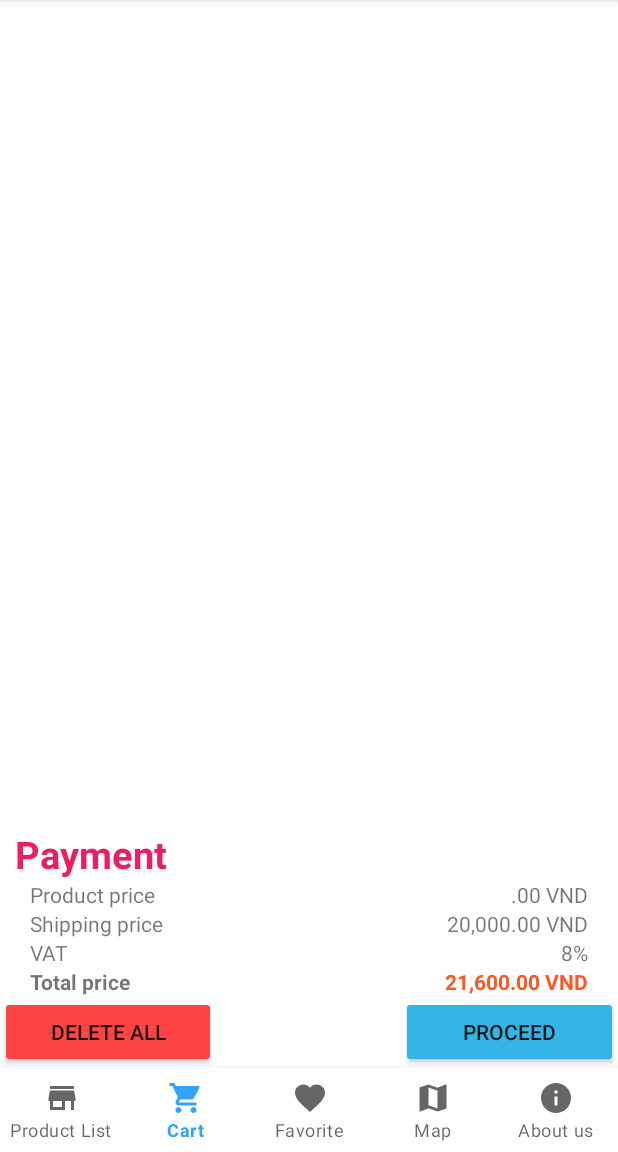
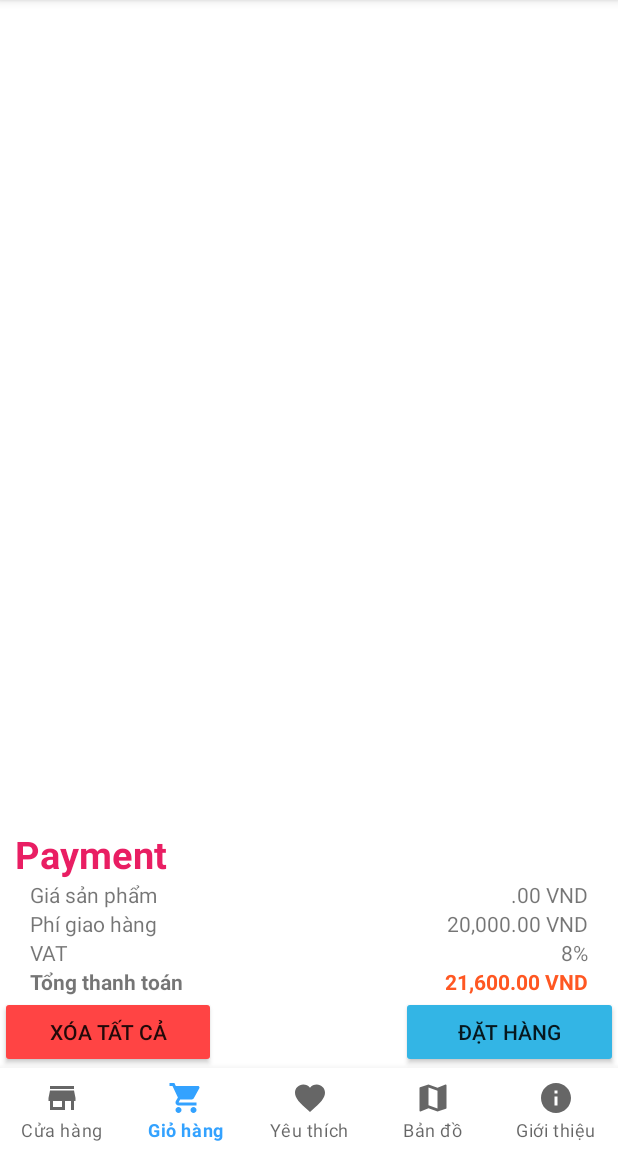
Before and after one commit to mekanican/MiniShopping, an Android app: the screen it shows after launch (MainActivity), item 2 of the bottom bar chosen, on a phone screen of 412 x 824 dp, the part 84-1236 px from its top. Run offline under Robolectric (Android 15) with nearby library versions, the phone set to English and light mode, and no system bars; 1 statement that could not run was skipped.

Commit message:
translate to Vietnamse

```diff
--- a/app/src/main/res/layout/fragment_cart.xml
+++ b/app/src/main/res/layout/fragment_cart.xml
@@ -49,7 +49,7 @@
                     android:layout_width="0dp"
                     android:layout_height="wrap_content"
                     android:layout_weight="0.5"
-                    android:text="Product price"
+                    android:text="Giá sản phẩm"
                     android:paddingLeft="20dp" />
 
                 <TextView
@@ -72,7 +72,7 @@
                     android:layout_width="0dp"
                     android:layout_height="wrap_content"
                     android:layout_weight="0.5"
-                    android:text="Shipping price"
+                    android:text="Phí giao hàng"
                     android:paddingLeft="20dp" />
 
                 <TextView
@@ -118,7 +118,7 @@
                     android:layout_height="wrap_content"
                     android:layout_weight="0.5"
                     android:paddingLeft="20dp"
-                    android:text="Total price"
+                    android:text="Tổng thanh toán"
                     android:textStyle="bold" />
 
                 <TextView
@@ -150,7 +150,7 @@
             android:layout_width="0dp"
             android:layout_height="wrap_content"
             android:layout_weight="0.35"
-            android:text="Delete all"
+            android:text="Xóa tất cả"
             android:id="@+id/delete_"
             android:backgroundTint="@android:color/holo_red_light" />
 
@@ -163,7 +163,7 @@
             android:layout_width="0dp"
             android:layout_height="wrap_content"
             android:layout_weight="0.35"
-            android:text="Proceed"
+            android:text="Đặt hàng"
             android:id="@+id/proceed_"
             android:backgroundTint="@android:color/holo_blue_light" />
     </LinearLayout>
--- a/app/src/main/res/menu/bottom_navigation_menu.xml
+++ b/app/src/main/res/menu/bottom_navigation_menu.xml
@@ -4,25 +4,25 @@
         android:id="@+id/home"
         android:enabled="true"
         android:icon="@drawable/store_icon"
-        android:title="Product List" />
+        android:title="Cửa hàng" />
     <item
         android:id="@+id/cart"
         android:enabled="true"
         android:icon="@drawable/shopping_cart_icon"
-        android:title="Cart" />
+        android:title="Giỏ hàng" />
     <item
         android:id="@+id/favorite"
         android:enabled="true"
         android:icon="@drawable/favorite_icon"
-        android:title="Favorite"/>
+        android:title="Yêu thích"/>
     <item
         android:id="@+id/map"
         android:enabled="true"
         android:icon="@drawable/map_icon"
-        android:title="Map" />
+        android:title="Bản đồ" />
     <item
         android:id="@+id/about"
         android:enabled="true"
         android:icon="@drawable/info_icon"
-        android:title="About us" />
+        android:title="Giới thiệu" />
 </menu>
```
Also changed, not shown: app/src/main/java/com/nlh/minishoping/FavoriteList.java (deleted, +0 -93 lines), app/src/main/res/layout/activity_favorite_list.xml (deleted, +0 -36 lines), app/src/main/res/layout/fragment_store.xml (+2 -11 lines).
